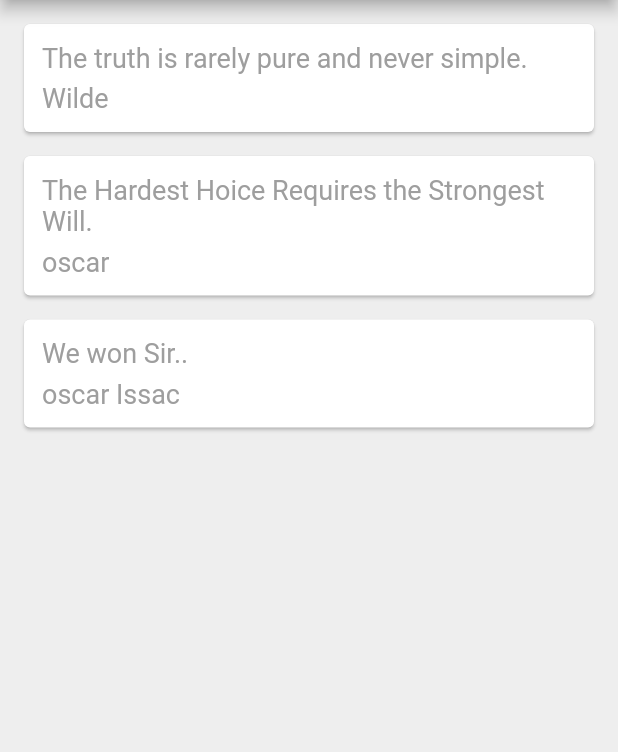
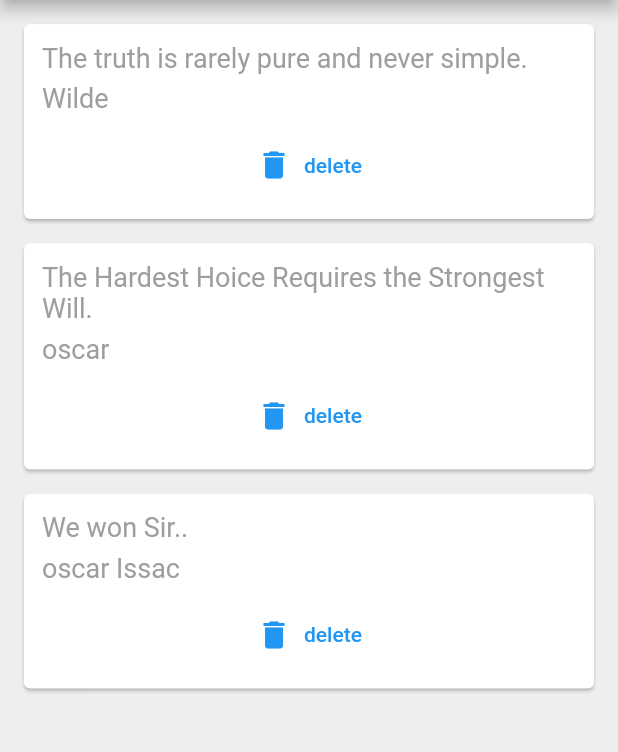
Before and after one commit to kishoreckd/Quotes-flutter, a Flutter app: the screen it shows after launch, on a phone screen of 412 x 824 dp, the part 84-836 px from its top. Run offline on Flutter 3.47's test engine with Material 2 defaults, Android fonts, the phone set to English and light mode, and no system bars.

Commit message:
quote_card deleted

```diff
--- a/lib/main.dart
+++ b/lib/main.dart
@@ -1,7 +1,6 @@
 import 'package:flutter/material.dart';
 import 'package:quotes/quote.dart';
 import 'package:quotes/quote_card.dart';
-
 
 void main() {
   runApp(const MaterialApp(
@@ -35,8 +34,16 @@ class _QuoteListState extends State<QuoteList> {
         backgroundColor: Colors.redAccent,
       ),
       body: Column(
-        children: quotes.map((e) => QuoteCard(quotes: e)).toList(),
-    // listcomprehension
+        children: quotes
+            .map((e) => QuoteCard(
+                quotes: e,
+                delete: () {
+                  setState(() {
+                    quotes.remove(e);
+                  });
+                }))
+            .toList(),
+        // listcomprehension
         // children: quotes.map((e) => Text('${e.text} - ${e.author}')).toList(),
       ),
     );
--- a/lib/quote_card.dart
+++ b/lib/quote_card.dart
@@ -1,14 +1,15 @@
 import 'package:flutter/material.dart';
 import 'quote.dart';
-
 
 class QuoteCard extends StatelessWidget {
   const QuoteCard({
     super.key,
     required this.quotes,
+    required this.delete,
   });
 
   final Quote quotes;
+  final VoidCallback delete;
 
   @override
   Widget build(BuildContext context) {
@@ -30,6 +31,15 @@ class QuoteCard extends StatelessWidget {
                 quotes.author,
                 style: const TextStyle(fontSize: 18.0, color: Colors.grey),
               ),
+              const SizedBox(
+                height: 10.0,
+              ),
+              // FloatingActionButton(onPressed: delete)
+              TextButton.icon(
+                onPressed: delete,
+                label: const Text('delete'),
+                icon: const Icon(Icons.delete),
+              )
             ],
           ),
         ));
```
